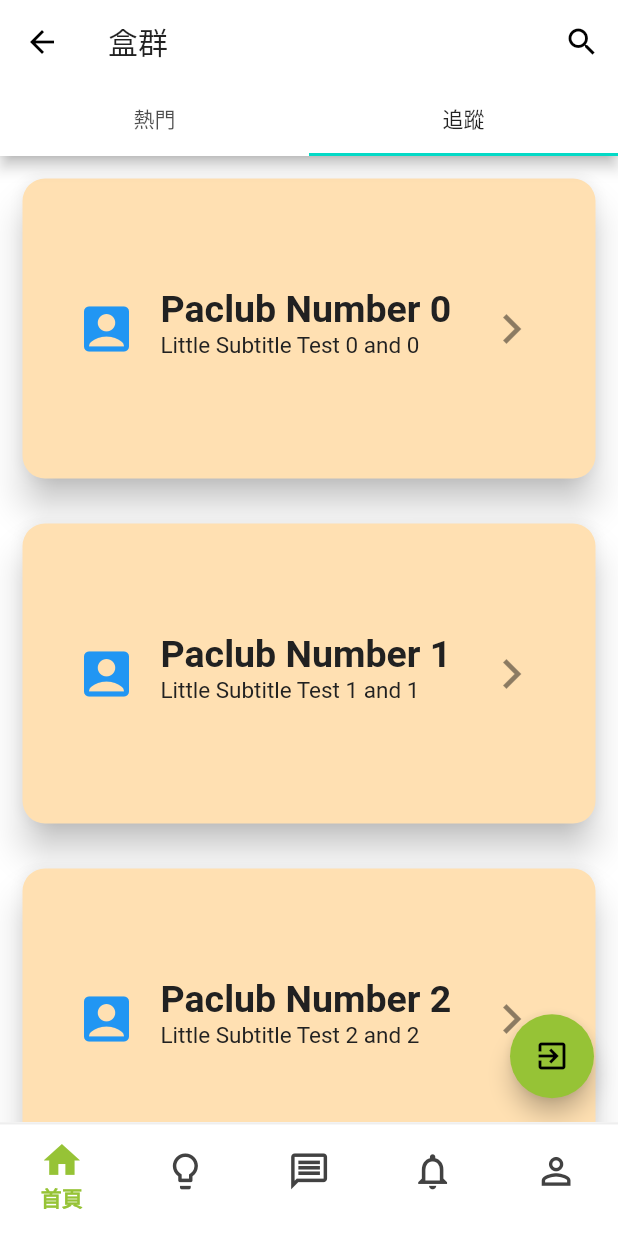
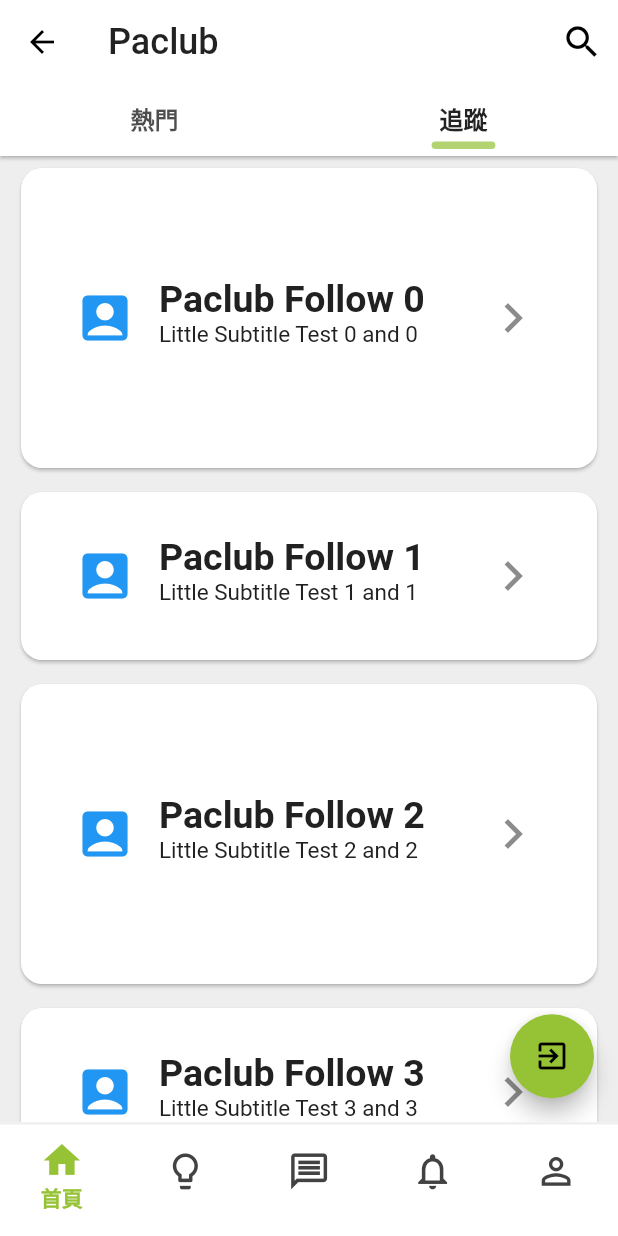
Before and after one commit to DoodleBears/paclub, a Flutter app: the Tabs screen opened by its route, tab 2 chosen, after a tap on the "search" icon, on a phone screen of 412 x 824 dp. Run offline on Flutter 3.47's test engine with Material 2 defaults, Android fonts, the phone set to English and light mode, and no system bars; our stand-ins replace animated_theme_switcher, cloud_firestore, connectivity_plus, firebase_auth, firebase_core, flutter_svg and 7 more; accounts and stored records are empty.

Commit message:
fix: 优化TabBarIndicator，自适应颜色，主页AppBar显示效果 chore: 更新至 Flutter 2.5.1

```diff
--- a/lib/frontend/constants/colors.dart
+++ b/lib/frontend/constants/colors.dart
@@ -4,23 +4,26 @@ import 'package:flutter/widgets.dart';
 // App主题，包含: 颜色，字体大小等
 //  TOOD
 class AppColors {
-  static Color? bottomNavigationBarBackground = Colors.white;
-  static Color? messageBoxBackground = Colors.grey[200];
-  static Color? divideLine = Colors.grey[200];
-  static Color? messageBoxContainerBackground = Colors.grey[50];
+  static Color? listViewBackgroundColor = Colors.grey[200];
+  static Color? bottomNavigationBarBackgroundColor = Colors.white;
+  static Color? messageBoxBackgroundColor = Colors.grey[200];
+  static Color? divideLineColor = Colors.grey[200];
+  static Color? messageBoxContainerBackgroundColor = Colors.grey[50];
 
   static lightMode() {
-    bottomNavigationBarBackground = Colors.white;
-    divideLine = Colors.grey[200];
-    messageBoxBackground = Colors.grey[200];
-    messageBoxContainerBackground = Colors.grey[50];
+    listViewBackgroundColor = Colors.grey[200];
+    bottomNavigationBarBackgroundColor = Colors.white;
+    divideLineColor = Colors.grey[200];
+    messageBoxBackgroundColor = Colors.grey[200];
+    messageBoxContainerBackgroundColor = Colors.grey[50];
   }
 
   static darkMode() {
-    bottomNavigationBarBackground = Colors.black;
-    divideLine = Colors.grey[850];
-    messageBoxBackground = Colors.grey[800];
-    messageBoxContainerBackground = Colors.grey[850];
+    listViewBackgroundColor = Colors.black;
+    bottomNavigationBarBackgroundColor = Colors.black;
+    divideLineColor = Colors.grey[850];
+    messageBoxBackgroundColor = Colors.grey[800];
+    messageBoxContainerBackgroundColor = Colors.grey[850];
   }
 }
 
--- a/lib/frontend/theme/app_theme.dart
+++ b/lib/frontend/theme/app_theme.dart
@@ -6,7 +6,6 @@ ThemeData get appThemeData => ThemeData(
       primaryColor: primaryColor,
       primaryColorLight: primaryLightColor,
       scaffoldBackgroundColor: Colors.white,
-      accentColor: accentColor,
       appBarTheme: appBarTheme,
       textTheme: GoogleFonts.poppinsTextTheme(),
       pageTransitionsTheme: PageTransitionsTheme(
--- a/lib/frontend/theme/themes.dart
+++ b/lib/frontend/theme/themes.dart
@@ -1,6 +1,7 @@
 import 'package:flutter/material.dart';
 import 'package:google_fonts/google_fonts.dart';
 import 'package:paclub/frontend/constants/constants.dart';
+import 'package:paclub/frontend/widgets/tabs/rounded_tab_indicator.dart';
 
 final TextStyle darkThemTextStyle = TextStyle(
   color: Colors.grey[200],
@@ -11,12 +12,22 @@ final TextStyle lightThemTextStyle = TextStyle(
 
 class MyThemes {
   static final lightTheme = ThemeData(
+    highlightColor: accentColor.withAlpha(50), // 长按的颜色
+    tabBarTheme: TabBarTheme(
+      indicator: RoundedUnderlineTabIndicator(
+        width: 40.0,
+        borderSide: BorderSide(
+          width: 2.5,
+          color: accentLightColor,
+        ),
+        insets: EdgeInsets.only(bottom: 6.0),
+      ),
+    ),
     bottomNavigationBarTheme: BottomNavigationBarThemeData(
       unselectedItemColor: Colors.grey[800],
       backgroundColor: Colors.white,
     ),
     primaryColor: primaryColor,
-    accentColor: accentColor,
     appBarTheme: AppBarTheme(
       backgroundColor: Colors.white,
       foregroundColor: accentColor,
@@ -50,12 +61,22 @@ class MyThemes {
   );
 
   static final darkTheme = ThemeData(
+    highlightColor: accentColor.withAlpha(50), // 长按的颜色
+    tabBarTheme: TabBarTheme(
+      indicator: RoundedUnderlineTabIndicator(
+        width: 40.0,
+        borderSide: BorderSide(
+          width: 2.5,
+          color: accentColor,
+        ),
+        insets: EdgeInsets.only(bottom: 6.0),
+      ),
+    ),
     bottomNavigationBarTheme: BottomNavigationBarThemeData(
       unselectedItemColor: Colors.grey[400],
-      backgroundColor: Colors.black,
+      backgroundColor: Colors.grey[850],
     ),
     scaffoldBackgroundColor: Colors.grey.shade900,
-    accentColor: accentColor,
     appBarTheme: AppBarTheme(
       backgroundColor: Colors.grey.shade900,
       foregroundColor: accentColor,
--- a/lib/frontend/views/main/home/home_body.dart
+++ b/lib/frontend/views/main/home/home_body.dart
@@ -1,3 +1,4 @@
+import 'package:flutter/gestures.dart';
 import 'package:flutter/material.dart';
 import 'package:get/get.dart';
 import 'package:paclub/frontend/views/main/home/home_controller.dart';
@@ -16,20 +17,62 @@ class HomeBody extends GetView<HomeController> {
     return DefaultTabController(
       length: 2,
       child: Scaffold(
-        appBar: AppBar(
+        body: NestedScrollView(
+          floatHeaderSlivers: true,
+          headerSliverBuilder: (BuildContext context, bool innerBoxIsScrolled) {
+            return <Widget>[
+              SliverAppBar(
                 actions: <Widget>[
-            IconButton(icon: Icon(Icons.search), onPressed: () {}),
+                  IconButton(
+                      icon: Icon(
+                        Icons.search,
+                        size: 28.0,
+                      ),
+                      onPressed: () {
+                        print('点击了搜索按钮');
+                      }),
                 ],
-          title: Text('盒群'),
+                pinned: true,
+                floating: true,
+                // flexibleSpace: Placeholder(),
+                forceElevated: true,
+                elevation: 1.0,
+                title: Text(
+                  'Paclub',
+                  style: TextStyle(fontSize: 24.0),
+                ),
                 bottom: TabBar(
-            tabs: <Widget>[Tab(text: '熱門'), Tab(text: '追蹤')],
+                  overlayColor: MaterialStateProperty.resolveWith((states) {
+                    return Colors.transparent;
+                  }),
+                  indicatorSize: TabBarIndicatorSize.label,
+                  tabs: [
+                    Tab(
+                      child: Text(
+                        '熱門',
+                        style: TextStyle(
+                            fontSize: 16.0, fontWeight: FontWeight.bold),
                       ),
                     ),
+                    Tab(
+                      child: Text(
+                        '追蹤',
+                        style: TextStyle(
+                            fontSize: 16.0, fontWeight: FontWeight.bold),
+                      ),
+                    ),
+                  ],
+                ),
+              )
+            ];
+          },
           body: TabBarView(
+            dragStartBehavior: DragStartBehavior.down,
             children: <Widget>[
               HomeHotPage(),
               HomeFollowPage(),
             ],
+          ),
         ),
         floatingActionButton: FloatingActionButton(
           onPressed: () => {controller.signOut()},
--- a/lib/frontend/views/main/home/home_follow/home_follow_page.dart
+++ b/lib/frontend/views/main/home/home_follow/home_follow_page.dart
@@ -1,4 +1,6 @@
 import 'package:flutter/material.dart';
+import 'package:paclub/frontend/constants/colors.dart';
+import 'package:paclub/frontend/constants/constants.dart';
 
 class HomeFollowPage extends StatelessWidget {
   const HomeFollowPage({Key? key}) : super(key: key);
@@ -11,26 +13,34 @@ class HomeFollowPage extends StatelessWidget {
   Widget build(BuildContext context) {
     return RefreshIndicator(
       onRefresh: getRefresh,
-      backgroundColor: Colors.blue,
-      color: Colors.black,
+      backgroundColor: accentColor,
+      color: Colors.white,
+      child: Container(
+        color: AppColors.listViewBackgroundColor,
         child: ListView.builder(
-        itemCount: 100,
+          padding: EdgeInsets.zero,
+          physics: BouncingScrollPhysics(),
+          itemCount: 40,
           itemBuilder: (context, index) {
-          return Card(
-            color: Colors.orange[100],
-            margin: EdgeInsets.all(15),
-            shape:
-                RoundedRectangleBorder(borderRadius: BorderRadius.circular(15)),
-            clipBehavior: Clip.antiAlias,
-            elevation: 10,
+            return GestureDetector(
+              onTap: () {
+                print('点击了 $index');
+              },
+              child: Card(
+                margin: EdgeInsets.symmetric(horizontal: 14.0, vertical: 8.0),
+                shape: RoundedRectangleBorder(
+                    borderRadius: BorderRadius.circular(borderRadius)),
+                // clipBehavior: Clip.antiAlias,
+                elevation: 1.0,
                 child: Container(
-              height: 200,
+                  height: index % 2 == 0 ? 200 : null,
                   alignment: Alignment.center,
                   padding: EdgeInsets.all(20),
                   child: ListTile(
                     title: Text(
-                  'Paclub Number $index',
-                  style: TextStyle(fontSize: 25, fontWeight: FontWeight.bold),
+                      'Paclub Follow $index',
+                      style:
+                          TextStyle(fontSize: 25, fontWeight: FontWeight.bold),
                     ),
                     subtitle: Text(
                       'Little Subtitle Test $index and $index',
@@ -49,8 +59,10 @@ class HomeFollowPage extends StatelessWidget {
                     ),
                   ),
                 ),
+              ),
             );
           },
+        ),
       ),
     );
   }
--- a/lib/frontend/views/main/home/home_hot/home_hot_page.dart
+++ b/lib/frontend/views/main/home/home_hot/home_hot_page.dart
@@ -1,4 +1,6 @@
 import 'package:flutter/material.dart';
+import 'package:paclub/frontend/constants/colors.dart';
+import 'package:paclub/frontend/constants/numbers.dart';
 
 class HomeHotPage extends StatelessWidget {
   const HomeHotPage({Key? key}) : super(key: key);
@@ -11,25 +13,31 @@ class HomeHotPage extends StatelessWidget {
   Widget build(BuildContext context) {
     return RefreshIndicator(
       onRefresh: getRefresh,
-      backgroundColor: Colors.blue,
-      color: Colors.black,
+      backgroundColor: accentColor,
+      color: Colors.white,
+      child: Container(
+        color: AppColors.listViewBackgroundColor,
         child: ListView.builder(
-        itemCount: 100,
+          physics: BouncingScrollPhysics(),
+          padding: EdgeInsets.zero,
+          itemCount: 40,
           itemBuilder: (context, index) {
-          return Card(
-            color: Colors.pink[100],
-            margin: EdgeInsets.all(15),
-            shape:
-                RoundedRectangleBorder(borderRadius: BorderRadius.circular(15)),
-            clipBehavior: Clip.antiAlias,
-            elevation: 10,
+            return GestureDetector(
+              onTap: () {
+                print('点击了 $index');
+              },
+              child: Card(
+                margin: EdgeInsets.symmetric(horizontal: 14.0, vertical: 8.0),
+                shape: RoundedRectangleBorder(
+                    borderRadius: BorderRadius.circular(borderRadius)),
+                elevation: 1.0,
                 child: Container(
-              height: 200,
+                  height: index % 2 == 0 ? 200 : null,
                   alignment: Alignment.center,
-              padding: EdgeInsets.all(20),
+                  padding: EdgeInsets.symmetric(vertical: 20.0),
                   child: ListTile(
                     title: Text(
-                  'Paclub Number $index',
+                      'Paclub Hot $index',
                       style: Theme.of(context).textTheme.headline1!.copyWith(
                             fontSize: 25,
                             fontWeight: FontWeight.bold,
@@ -52,8 +60,10 @@ class HomeHotPage extends StatelessWidget {
                     ),
                   ),
                 ),
+              ),
             );
           },
+        ),
       ),
     );
   }
--- a/lib/frontend/views/main/message/components/chatroom/chatroom_body.dart
+++ b/lib/frontend/views/main/message/components/chatroom/chatroom_body.dart
@@ -192,7 +192,7 @@ class _ChatroomBodyState extends State<ChatroomBody>
               ),
               // 顶部黑色线条
               Positioned(
-                child: Container(height: 1.0, color: AppColors.divideLine),
+                child: Container(height: 1.0, color: AppColors.divideLineColor),
               ),
             ],
           ),
@@ -211,7 +211,7 @@ class _ChatroomBodyState extends State<ChatroomBody>
                 )
               ]),
               child: Container(
-                color: AppColors.messageBoxContainerBackground,
+                color: AppColors.messageBoxContainerBackgroundColor,
                 padding: const EdgeInsets.only(
                     left: 16.0, right: 16.0, top: 18.0, bottom: 28.0),
                 alignment: Alignment.topCenter,
@@ -228,7 +228,7 @@ class _ChatroomBodyState extends State<ChatroomBody>
                               horizontal: 12.0, vertical: 2.0),
                           decoration: BoxDecoration(
                             borderRadius: BorderRadius.circular(14.0),
-                            color: AppColors.messageBoxBackground,
+                            color: AppColors.messageBoxBackgroundColor,
 
                             // border: Border.all(
                             //     width: 1.0, color: AppColors.messageBoxContainerBackground!),
@@ -282,7 +282,7 @@ class _ChatroomBodyState extends State<ChatroomBody>
             Positioned(
               child: Container(
                 height: 1.5,
-                color: AppColors.divideLine,
+                color: AppColors.divideLineColor,
               ),
             ),
           ],
--- a/lib/frontend/views/main/tabs/tabs_controller.dart
+++ b/lib/frontend/views/main/tabs/tabs_controller.dart
@@ -25,6 +25,7 @@ class TabsController extends GetxController {
   }
 
   void setIndex(int index) {
+    if (currentIndex == index) return;
     currentIndex = index;
     // logger.i('当前index是：' + currentIndex.toString());
     tabsDependencyInjection(index);
--- a/lib/frontend/views/main/tabs/tabs_page.dart
+++ b/lib/frontend/views/main/tabs/tabs_page.dart
@@ -36,12 +36,12 @@ class Tabs extends GetView<TabsController> {
       child: ThemeSwitchingArea(
         child: Builder(
           builder: (context) => Scaffold(
-            backgroundColor: AppColors.bottomNavigationBarBackground,
+            backgroundColor: AppColors.bottomNavigationBarBackgroundColor,
             body: GetBuilder<TabsController>(builder: (_) {
               return pageList[controller.currentIndex];
             }), // 从controller 得知当前应该显示哪个page
             bottomNavigationBar: Container(
-              color: AppColors.bottomNavigationBarBackground,
+              color: AppColors.bottomNavigationBarBackgroundColor,
               child: Stack(
                 children: [
                   Container(
@@ -100,7 +100,7 @@ class Tabs extends GetView<TabsController> {
                   Positioned(
                     child: Container(
                       height: 1.5,
-                      color: AppColors.divideLine,
+                      color: AppColors.divideLineColor,
                     ),
                   ),
                 ],
--- /dev/null
+++ b/lib/frontend/widgets/tabs/rounded_tab_indicator.dart
@@ -0,0 +1,112 @@
+// Copyright 2014 The Flutter Authors. All rights reserved.
+// Use of this source code is governed by a BSD-style license that can be
+// found in the LICENSE file.
+
+import 'package:flutter/material.dart';
+import 'package:flutter/widgets.dart';
+
+/// Used with [TabBar.indicator] to draw a horizontal line below the
+/// selected tab.
+///
+/// The selected tab underline is inset from the tab's boundary by [insets].
+/// The [borderSide] defines the line's color and weight.
+///
+/// The [TabBar.indicatorSize] property can be used to define the indicator's
+/// bounds in terms of its (centered) widget with [TabBarIndicatorSize.label],
+/// or the entire tab with [TabBarIndicatorSize.tab].
+class RoundedUnderlineTabIndicator extends Decoration {
+  /// Create an underline style selected tab indicator.
+  ///
+  /// The [borderSide] and [insets] arguments must not be null.
+  const RoundedUnderlineTabIndicator({
+    this.width = 40.0,
+    this.borderRadius = 14.0,
+    this.borderSide = const BorderSide(width: 2.0, color: Colors.white),
+    this.insets = EdgeInsets.zero,
+  });
+
+  /// The color and weight of the horizontal line drawn below the selected tab.
+  final BorderSide borderSide;
+  final double borderRadius;
+  final double width;
+
+  /// Locates the selected tab's underline relative to the tab's boundary.
+  ///
+  /// The [TabBar.indicatorSize] property can be used to define the tab
+  /// indicator's bounds in terms of its (centered) tab widget with
+  /// [TabBarIndicatorSize.label], or the entire tab with
+  /// [TabBarIndicatorSize.tab].
+  final EdgeInsetsGeometry insets;
+
+  @override
+  Decoration? lerpFrom(Decoration? a, double t) {
+    if (a is RoundedUnderlineTabIndicator) {
+      return RoundedUnderlineTabIndicator(
+        width: width,
+        borderRadius: borderRadius,
+        borderSide: BorderSide.lerp(a.borderSide, borderSide, t),
+        insets: EdgeInsetsGeometry.lerp(a.insets, insets, t)!,
+      );
+    }
+    return super.lerpFrom(a, t);
+  }
+
+  @override
+  Decoration? lerpTo(Decoration? b, double t) {
+    if (b is RoundedUnderlineTabIndicator) {
+      return RoundedUnderlineTabIndicator(
+        width: width,
+        borderRadius: borderRadius,
+        borderSide: BorderSide.lerp(borderSide, b.borderSide, t),
+        insets: EdgeInsetsGeometry.lerp(insets, b.insets, t)!,
+      );
+    }
+    return super.lerpTo(b, t);
+  }
+
+  @override
+  BoxPainter createBoxPainter([VoidCallback? onChanged]) {
+    return _UnderlinePainter(this, onChanged);
+  }
+
+  Rect _indicatorRectFor(Rect rect, TextDirection textDirection) {
+    final Rect indicator = insets.resolve(textDirection).deflateRect(rect);
+
+    //取中间坐标
+    double centerOffset = (indicator.left + indicator.right) / 2.0;
+
+    return Rect.fromLTWH(
+      centerOffset - width / 2.0,
+      indicator.bottom - borderSide.width,
+      width,
+      borderSide.width,
+    );
+  }
+
+  @override
+  Path getClipPath(Rect rect, TextDirection textDirection) {
+    return Path()..addRect(_indicatorRectFor(rect, textDirection));
+  }
+}
+
+class _UnderlinePainter extends BoxPainter {
+  _UnderlinePainter(this.decoration, VoidCallback? onChanged)
+      : super(onChanged);
+
+  final RoundedUnderlineTabIndicator decoration;
+
+  @override
+  void paint(Canvas canvas, Offset offset, ImageConfiguration configuration) {
+    final Rect rect = offset & configuration.size!;
+    final TextDirection textDirection = configuration.textDirection!;
+    // 原先下面的 indicator 有一个 .deflate 要去掉
+    final Rect indicator = decoration._indicatorRectFor(rect, textDirection);
+    final Paint paint = decoration.borderSide.toPaint()
+      ..strokeCap = StrokeCap.round;
+    // 将原本的 rect 转换为 Rounded Rect 即 RRect
+    final RRect rRect =
+        RRect.fromRectAndRadius(indicator, Radius.circular(100.0));
+    canvas.drawRRect(rRect, paint);
+    // canvas.drawLine(indicator.bottomLeft, indicator.bottomRight, paint);
+  }
+}
--- a/lib/main.dart
+++ b/lib/main.dart
@@ -2,6 +2,7 @@ import 'package:animated_theme_switcher/animated_theme_switcher.dart';
 import 'package:firebase_core/firebase_core.dart';
 import 'package:flutter/material.dart';
 import 'package:flutter/cupertino.dart';
+import 'package:flutter/services.dart';
 import 'package:get/get.dart';
 import 'package:paclub/backend/repository/local/user_preferences.dart';
 import 'package:paclub/frontend/constants/constants.dart';
@@ -15,6 +16,12 @@ import 'package:paclub/utils/logger.dart';
 
 Future<void> main() async {
   WidgetsFlutterBinding.ensureInitialized();
+  // SystemChrome.setEnabledSystemUIMode(
+  //   SystemUiMode.edgeToEdge,
+  // );
+  SystemChrome.setSystemUIOverlayStyle(SystemUiOverlayStyle(
+    statusBarColor: Colors.transparent,
+  ));
   // await Firebase.initializeApp();
   // App 开启时就优先启动的各种, 如 Controller, Service(比如用于检测登录, 自动登录的)
   logger.wtf('点击链接查看更多 logger 使用方式 https://pub.dev/packages/logger/example');
```
Also changed, not shown: pubspec.lock, 42 other files. Lines whose indentation alone changed are shown as unchanged.
